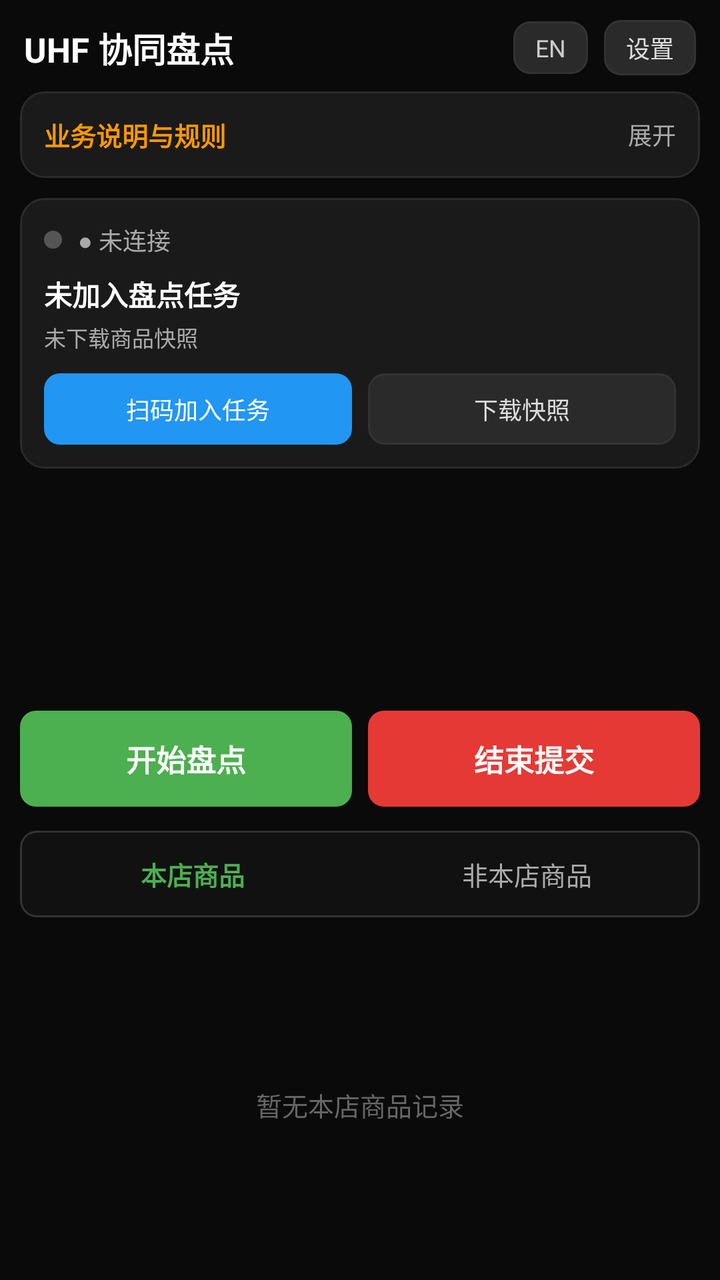
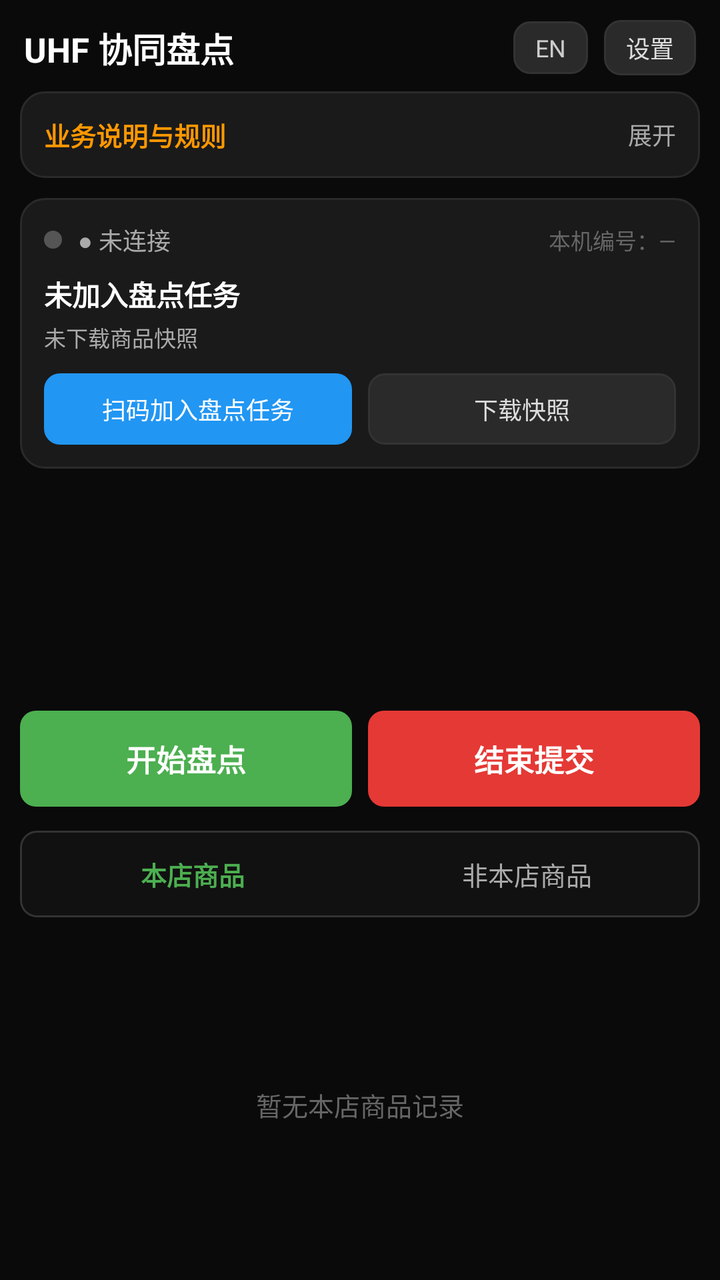

Compare the two renders of this Android layout. The source of the first and the diff that turns it into the second are given below.
<!-- AndroidManifest.xml: application theme Theme.Rfid -->
<!-- res/layout/activity_main.xml -->
<?xml version="1.0" encoding="utf-8"?>
<LinearLayout xmlns:android="http://schemas.android.com/apk/res/android"
    android:layout_width="match_parent"
    android:layout_height="match_parent"
    android:orientation="vertical"
    android:background="@color/bg"
    android:fitsSystemWindows="true">

    
    <LinearLayout
        android:layout_width="match_parent"
        android:layout_height="wrap_content"
        android:orientation="horizontal"
        android:gravity="center_vertical"
        android:paddingHorizontal="12dp"
        android:paddingTop="10dp"
        android:paddingBottom="8dp">

        <TextView
            android:id="@+id/tvTitle"
            android:layout_width="0dp"
            android:layout_height="wrap_content"
            android:layout_weight="1"
            android:text="@string/app_title"
            android:textColor="@color/text_primary"
            android:textSize="17sp"
            android:textStyle="bold" />

        <TextView
            android:id="@+id/btnLang"
            android:layout_width="wrap_content"
            android:layout_height="wrap_content"
            android:background="@drawable/bg_btn_dark"
            android:paddingHorizontal="11dp"
            android:paddingVertical="5dp"
            android:text="@string/lang_switch"
            android:textColor="#CCCCCC"
            android:textSize="12sp" />

        <TextView
            android:id="@+id/btnSettings"
            android:layout_width="wrap_content"
            android:layout_height="wrap_content"
            android:layout_marginStart="8dp"
            android:background="@drawable/bg_btn_dark"
            android:paddingHorizontal="11dp"
            android:paddingVertical="5dp"
            android:text="@string/btn_settings"
            android:textColor="#DDDDDD"
            android:textSize="12sp" />
    </LinearLayout>

    <LinearLayout
        android:layout_width="match_parent"
        android:layout_height="wrap_content"
        android:orientation="vertical">

        <LinearLayout
            android:layout_width="match_parent"
            android:layout_height="wrap_content"
            android:orientation="vertical"
            android:paddingHorizontal="10dp">

            
            <LinearLayout
                android:id="@+id/rulesCard"
                android:layout_width="match_parent"
                android:layout_height="wrap_content"
                android:orientation="vertical"
                android:background="@drawable/bg_card"
                android:padding="12dp">

                <LinearLayout
                    android:id="@+id/rulesHead"
                    android:layout_width="match_parent"
                    android:layout_height="wrap_content"
                    android:orientation="horizontal"
                    android:gravity="center_vertical">

                    <TextView
                        android:layout_width="0dp"
                        android:layout_height="wrap_content"
                        android:layout_weight="1"
                        android:text="@string/rules_title"
                        android:textColor="@color/orange"
                        android:textSize="13sp"
                        android:textStyle="bold" />

                    <TextView
                        android:id="@+id/tvRulesToggle"
                        android:layout_width="wrap_content"
                        android:layout_height="wrap_content"
                        android:text="@string/rules_expand"
                        android:textColor="@color/text_secondary"
                        android:textSize="12sp" />
                </LinearLayout>

                <TextView
                    android:id="@+id/tvRulesBody"
                    android:layout_width="match_parent"
                    android:layout_height="wrap_content"
                    android:layout_marginTop="8dp"
                    android:lineSpacingMultiplier="1.35"
                    android:text="@string/rules_body"
                    android:textColor="#B0B0B0"
                    android:textSize="11sp"
                    android:visibility="gone" />
            </LinearLayout>

            
            <LinearLayout
                android:layout_width="match_parent"
                android:layout_height="wrap_content"
                android:orientation="vertical"
                android:background="@drawable/bg_card"
                android:layout_marginTop="10dp"
                android:padding="12dp">

                <LinearLayout
                    android:layout_width="match_parent"
                    android:layout_height="wrap_content"
                    android:orientation="horizontal"
                    android:gravity="center_vertical">

                    <View
                        android:id="@+id/dotNet"
                        android:layout_width="9dp"
                        android:layout_height="9dp"
                        android:background="@drawable/dot_gray" />

                    <TextView
                        android:id="@+id/tvNet"
                        android:layout_width="0dp"
                        android:layout_height="wrap_content"
                        android:layout_weight="1"
                        android:layout_marginStart="8dp"
                        android:text="@string/net_offline"
                        android:textColor="@color/text_secondary"
                        android:textSize="12sp" />

                    <TextView
                        android:id="@+id/tvDeviceNo"
                        android:layout_width="wrap_content"
                        android:layout_height="wrap_content"
                        android:textColor="@color/text_hint"
                        android:textSize="11sp" />
                </LinearLayout>

                <TextView
                    android:id="@+id/tvTask"
                    android:layout_width="wrap_content"
                    android:layout_height="wrap_content"
                    android:layout_marginTop="8dp"
                    android:text="@string/task_none"
                    android:textColor="@color/text_primary"
                    android:textSize="14sp"
                    android:textStyle="bold" />

                <TextView
                    android:id="@+id/tvSnapshot"
                    android:layout_width="wrap_content"
                    android:layout_height="wrap_content"
                    android:layout_marginTop="3dp"
                    android:text="@string/snapshot_none"
                    android:textColor="@color/text_secondary"
                    android:textSize="11sp" />

                <LinearLayout
                    android:layout_width="match_parent"
                    android:layout_height="wrap_content"
                    android:orientation="horizontal"
                    android:layout_marginTop="10dp">

                    <TextView
                        android:id="@+id/btnJoin"
                        android:layout_width="0dp"
                        android:layout_height="wrap_content"
                        android:layout_weight="1"
                        android:background="@drawable/bg_btn_blue"
                        android:gravity="center"
                        android:paddingVertical="9dp"
                        android:text="@string/btn_scan_join"
                        android:textColor="#FFFFFF"
                        android:textSize="12sp" />

                    <TextView
                        android:id="@+id/btnDownload"
                        android:layout_width="0dp"
                        android:layout_height="wrap_content"
                        android:layout_weight="1"
                        android:layout_marginStart="8dp"
                        android:background="@drawable/bg_btn_dark"
                        android:gravity="center"
                        android:paddingVertical="9dp"
                        android:text="@string/btn_download"
                        android:textColor="#DDDDDD"
                        android:textSize="12sp" />
                </LinearLayout>
            </LinearLayout>

            
            <TextView
                android:id="@+id/tvHvAlert"
                android:layout_width="match_parent"
                android:layout_height="wrap_content"
                android:layout_marginTop="10dp"
                android:background="@drawable/badge_orange"
                android:gravity="center"
                android:paddingVertical="9dp"
                android:textColor="#FFE0B2"
                android:textSize="12sp"
                android:textStyle="bold"
                android:visibility="gone" />

            
            <LinearLayout
                android:layout_width="match_parent"
                android:layout_height="wrap_content"
                android:orientation="horizontal"
                android:layout_marginTop="10dp"
                android:weightSum="4">

                <LinearLayout style="@style/HomeStat">
                    <TextView android:id="@+id/statSelf" style="@style/HomeStatNum" android:textColor="@color/green" />
                    <TextView style="@style/HomeStatLabel" android:text="@string/stat_self" />
                </LinearLayout>
                <LinearLayout style="@style/HomeStat">
                    <TextView android:id="@+id/statAbnormal" style="@style/HomeStatNum" android:textColor="@color/red" />
                    <TextView style="@style/HomeStatLabel" android:text="@string/stat_abnormal" />
                </LinearLayout>
                <LinearLayout style="@style/HomeStat">
                    <TextView android:id="@+id/statGlobal" style="@style/HomeStatNum" android:textColor="@color/blue" />
                    <TextView style="@style/HomeStatLabel" android:text="@string/stat_global" />
                </LinearLayout>
                <LinearLayout style="@style/HomeStat">
                    <TextView android:id="@+id/statBook" style="@style/HomeStatNum" android:textColor="@color/text_primary" />
                    <TextView style="@style/HomeStatLabel" android:text="@string/stat_book" />
                </LinearLayout>
            </LinearLayout>

            
            <LinearLayout
                android:layout_width="match_parent"
                android:layout_height="wrap_content"
                android:orientation="horizontal"
                android:layout_marginTop="10dp">

                <TextView
                    android:id="@+id/btnStart"
                    android:layout_width="0dp"
                    android:layout_height="wrap_content"
                    android:layout_weight="1"
                    android:background="@drawable/bg_btn_green"
                    android:gravity="center"
                    android:paddingVertical="13dp"
                    android:text="@string/btn_start"
                    android:textColor="#FFFFFF"
                    android:textSize="15sp"
                    android:textStyle="bold" />

                <TextView
                    android:id="@+id/btnPause"
                    android:layout_width="0dp"
                    android:layout_height="wrap_content"
                    android:layout_weight="1"
                    android:layout_marginStart="8dp"
                    android:background="@drawable/bg_btn_dark"
                    android:gravity="center"
                    android:paddingVertical="13dp"
                    android:text="@string/btn_pause"
                    android:textColor="#AAAAAA"
                    android:textSize="15sp"
                    android:visibility="gone" />

                <TextView
                    android:id="@+id/btnResume"
                    android:layout_width="0dp"
                    android:layout_height="wrap_content"
                    android:layout_weight="1"
                    android:layout_marginStart="8dp"
                    android:background="@drawable/bg_btn_blue"
                    android:gravity="center"
                    android:paddingVertical="13dp"
                    android:text="@string/btn_resume"
                    android:textColor="#FFFFFF"
                    android:textSize="15sp"
                    android:visibility="gone" />

                <TextView
                    android:id="@+id/btnFinish"
                    android:layout_width="0dp"
                    android:layout_height="wrap_content"
                    android:layout_weight="1"
                    android:layout_marginStart="8dp"
                    android:background="@drawable/bg_btn_red"
                    android:gravity="center"
                    android:paddingVertical="13dp"
                    android:text="@string/btn_finish"
                    android:textColor="#FFFFFF"
                    android:textSize="15sp"
                    android:textStyle="bold" />
            </LinearLayout>

            
            <LinearLayout
                android:layout_width="match_parent"
                android:layout_height="wrap_content"
                android:orientation="horizontal"
                android:layout_marginTop="12dp"
                android:background="@drawable/bg_input"
                android:padding="3dp">

                <TextView
                    android:id="@+id/tabStore"
                    android:layout_width="0dp"
                    android:layout_height="wrap_content"
                    android:layout_weight="1"
                    android:gravity="center"
                    android:paddingVertical="9dp"
                    android:text="@string/tab_store"
                    android:textColor="@color/green"
                    android:textSize="13sp"
                    android:textStyle="bold" />

                <TextView
                    android:id="@+id/tabAbnormal"
                    android:layout_width="0dp"
                    android:layout_height="wrap_content"
                    android:layout_weight="1"
                    android:gravity="center"
                    android:paddingVertical="9dp"
                    android:text="@string/tab_abnormal"
                    android:textColor="@color/text_secondary"
                    android:textSize="13sp" />
            </LinearLayout>
        </LinearLayout>
    </LinearLayout>

    
    <FrameLayout
        android:layout_width="match_parent"
        android:layout_height="0dp"
        android:layout_weight="1"
        android:layout_marginTop="6dp">

        <androidx.recyclerview.widget.RecyclerView
            android:id="@+id/rvScan"
            android:layout_width="match_parent"
            android:layout_height="match_parent"
            android:clipToPadding="false"
            android:paddingHorizontal="10dp"
            android:paddingBottom="10dp"
            android:scrollbars="vertical" />

        <TextView
            android:id="@+id/tvEmpty"
            android:layout_width="wrap_content"
            android:layout_height="wrap_content"
            android:layout_gravity="center"
            android:text="@string/empty_store"
            android:textColor="@color/text_hint"
            android:textSize="13sp" />
    </FrameLayout>
</LinearLayout>
<!-- resources referenced by this layout -->
<resources>
  <color name="bg">#0A0A0A</color>
  <color name="blue">#2196F3</color>
  <color name="green">#4CAF50</color>
  <color name="orange">#FF9800</color>
  <color name="red">#E53935</color>
  <color name="text_hint">#666666</color>
  <color name="text_primary">#FFFFFF</color>
  <color name="text_secondary">#AAAAAA</color>
  <!-- drawable badge_orange (drawable) -->
  <?xml version="1.0" encoding="utf-8"?>
  <shape xmlns:android="http://schemas.android.com/apk/res/android" android:shape="rectangle">
      <solid android:color="#7A4F01" />
      <corners android:radius="4dp" />
  </shape>
  <!-- drawable bg_btn_blue (drawable) -->
  <?xml version="1.0" encoding="utf-8"?>
  <shape xmlns:android="http://schemas.android.com/apk/res/android" android:shape="rectangle">
      <solid android:color="@color/blue" />
      <corners android:radius="8dp" />
  </shape>
  <!-- drawable bg_btn_green (drawable) -->
  <?xml version="1.0" encoding="utf-8"?>
  <shape xmlns:android="http://schemas.android.com/apk/res/android" android:shape="rectangle">
      <solid android:color="@color/green" />
      <corners android:radius="8dp" />
  </shape>
  <!-- drawable bg_btn_red (drawable) -->
  <?xml version="1.0" encoding="utf-8"?>
  <shape xmlns:android="http://schemas.android.com/apk/res/android" android:shape="rectangle">
      <solid android:color="@color/red" />
      <corners android:radius="8dp" />
  </shape>
  <!-- drawable dot_gray (drawable) -->
  <?xml version="1.0" encoding="utf-8"?>
  <shape xmlns:android="http://schemas.android.com/apk/res/android" android:shape="oval">
      <solid android:color="#555555" />
      <size android:width="10dp" android:height="10dp" />
  </shape>
  <string name="app_title">UHF 协同盘点</string>
  <string name="btn_download">下载快照</string>
  <string name="btn_finish">结束提交</string>
  <string name="btn_pause">暂停</string>
  <string name="btn_resume">继续</string>
  <string name="btn_scan_join">扫码加入任务</string>
  <string name="btn_settings">设置</string>
  <string name="btn_start">开始盘点</string>
  <string name="empty_store">暂无本店商品记录</string>
  <string name="lang_switch">EN</string>
  <string name="net_offline">● 未连接</string>
  <string name="rules_body">一、任务与设备\n1. 盘点任务由主管在系统里开启，手持机才能开始盘点；没开启时【开始盘点】按钮不可点。\n2. 盘点期间，本店销售暂停，商品不能买卖、不能出入库。\n3. 点【结束提交】后，本机扫到的数据上交给系统统一核对。\n4. 任务开始时系统给每台设备编临时号（如1号、2号），任务结束释放。\n\n二、多台设备协同\n5. 手持机按设定间隔自动获取“其他设备已扫到的商品”并更新屏幕。\n6. 每次只取新增的，不重复取，省流量。\n7. 只有一台设备时不取别人数据，高价值提醒只按本机算。\n8. 多台设备时合成一张完整盘点表。\n9. 断网不影响使用，网络恢复后自动补齐。\n10. 网络正常看到全局；断网只显示本机，提醒按本机算。\n11-13. 断网数据先存本机，恢复后自动补传；非本店商品照样标红。\n\n三、商品核对\n14. 开始前下载本店全部商品清单到本地，扫描时立刻比对。\n15. 扫到非本店商品标红，挑出单独存放，结束后统一处理。\n16. 高价值商品没扫到会一直置顶提醒，重点寻找。\n\n四、数据与结果\n17. 能传就传，传不了先存，恢复后自动补传。\n18. 同一件商品重复扫只记一次。\n19. 排序：异常 &gt; 未扫高价值 &gt; 已扫高价值 &gt; 普通 &gt; 其他设备扫的。\n20. 手持机只负责扫描、核对、上传，差异结果由后台计算。\n21. 全部设备合并去重，主管核对确认后才解除销售暂停。</string>
  <string name="rules_expand">展开</string>
  <string name="rules_title">业务说明与规则</string>
  <string name="snapshot_none">未下载商品快照</string>
  <string name="stat_abnormal">非本店</string>
  <string name="stat_book">账面</string>
  <string name="stat_global">全局已扫</string>
  <string name="stat_self">本机已扫</string>
  <string name="tab_abnormal">非本店商品</string>
  <string name="tab_store">本店商品</string>
  <string name="task_none">未加入盘点任务</string>
  <style name="HomeStatLabel">
          <item name="android:layout_width">wrap_content</item>
          <item name="android:layout_height">wrap_content</item>
          <item name="android:textColor">@color/text_secondary</item>
          <item name="android:textSize">10sp</item>
      </style>
  <color name="input_stroke">#333333</color>
  <color name="card">#1A1A1A</color>
  <color name="stroke">#2A2A2A</color>
  <color name="input_bg">#111111</color>
  <color name="green_dark">#2E7D32</color>
  <!-- unchanged entries left out for length: 8 -->
</resources>

<!-- the commit's change to res/layout/activity_main.xml (unified diff, before → after) -->
@@ -142,6 +142,7 @@
                         android:id="@+id/tvDeviceNo"
                         android:layout_width="wrap_content"
                         android:layout_height="wrap_content"
+                        android:text="@string/device_none"
                         android:textColor="@color/text_hint"
                         android:textSize="11sp" />
                 </LinearLayout>
<!-- resource entries referenced after the edit -->
@@ -43,9 +43,10 @@
   <string name="btn_finish">结束提交</string>
   <string name="btn_pause">暂停</string>
   <string name="btn_resume">继续</string>
-  <string name="btn_scan_join">扫码加入任务</string>
+  <string name="btn_scan_join">扫码加入盘点任务</string>
   <string name="btn_settings">设置</string>
   <string name="btn_start">开始盘点</string>
+  <string name="device_none">本机编号：—</string>
   <string name="empty_store">暂无本店商品记录</string>
   <string name="lang_switch">EN</string>
   <string name="net_offline">● 未连接</string>
